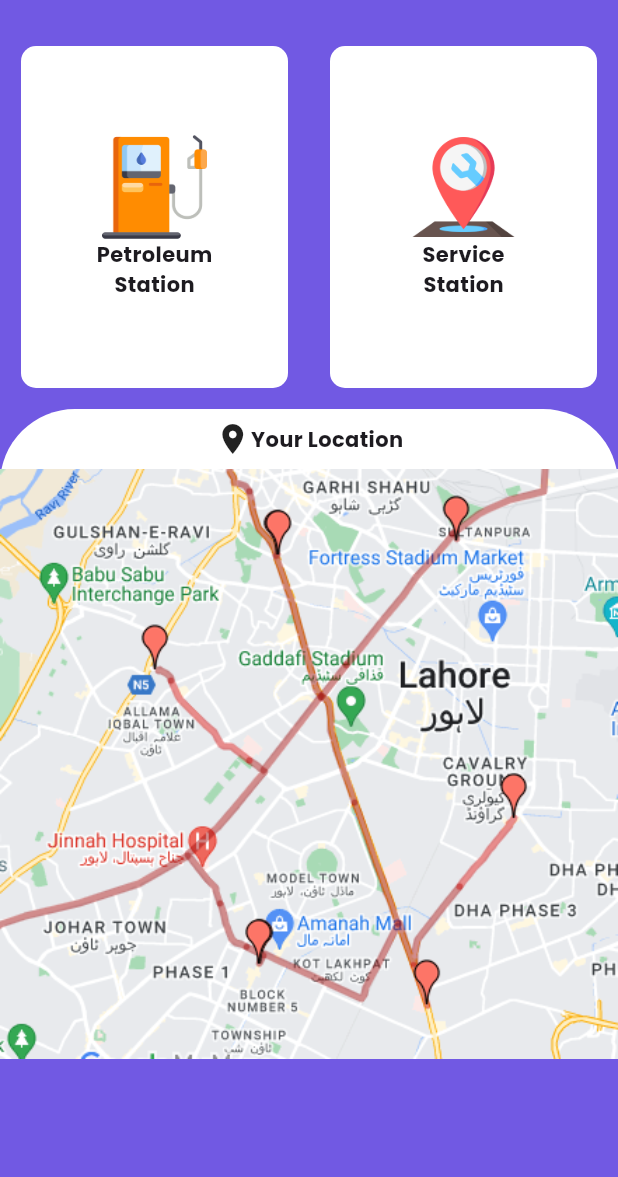
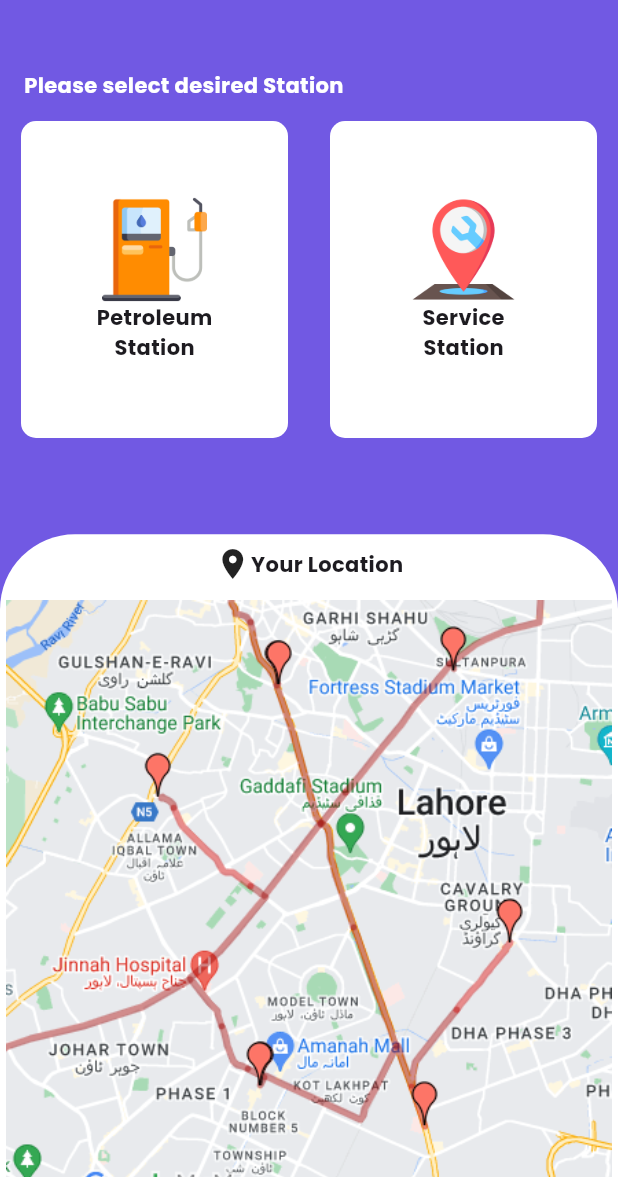
Before and after one commit to fahadalibur/fyp_orvba, a Flutter app: the UserDashboard screen opened directly, on a phone screen of 412 x 824 dp, the part 59-1236 px from its top. Run offline on Flutter 3.47's test engine with Material 3 defaults, Android fonts, the phone set to English and light mode, and no system bars; our stand-ins replace gap, google_fonts, pin_code_fields.

Commit message:
completed 99%

```diff
--- a/fyp_orvba/lib/components/textbox.dart
+++ b/fyp_orvba/lib/components/textbox.dart
@@ -2,8 +2,9 @@ import 'package:flutter/material.dart';
 
 class textBox extends StatefulWidget {
   final String text;
-  final IconData icon;
-  const textBox({super.key,required this.text, required this.icon});
+  final IconData? icon;
+  int? maxLines;
+  textBox({super.key,required this.text, this.icon, this.maxLines=1});
 
   @override
   State<textBox> createState() => _textBoxState();
@@ -15,6 +16,7 @@ class _textBoxState extends State<textBox> {
     return Padding(
       padding: const EdgeInsets.symmetric(horizontal: 30),
       child: TextFormField(
+        maxLines: widget.maxLines,
         decoration: InputDecoration(
           hintText: widget.text,
           prefixIcon: Icon(widget.icon,color: Colors.black,),
--- a/fyp_orvba/lib/signup/user_signup.dart
+++ b/fyp_orvba/lib/signup/user_signup.dart
@@ -28,7 +28,7 @@ class _userSignupState extends State<userSignup> {
                 ],
               ),
             ),
-            const Expanded(
+             Expanded(
                 flex: 3,
                 child: SingleChildScrollView(
               child: Column(
--- a/fyp_orvba/lib/user_dashboard.dart
+++ b/fyp_orvba/lib/user_dashboard.dart
@@ -1,6 +1,8 @@
 import 'package:flutter/material.dart';
 import 'package:fyp_orvba/components/holderContainer.dart';
 import 'package:fyp_orvba/components/textStyels.dart';
+import 'package:fyp_orvba/login_screen.dart';
+import 'package:fyp_orvba/searchResults.dart';
 
 class UserDashboard extends StatelessWidget {
   const UserDashboard({super.key});
@@ -18,28 +20,48 @@ class UserDashboard extends StatelessWidget {
         ),
         centerTitle: true,
       ),
-      body: Column(
+      body: Stack(
         children: [
+          Align(
+            alignment: Alignment.topCenter,
+            child: Column(
+              children: [
+                const SizedBox(height: 30,),
+                Padding(
+                  padding: const EdgeInsets.symmetric(horizontal: 16.0),
+                  child: Container(
+                     width: double.infinity,
+                      child: Text("Please select desired Station", textAlign: TextAlign.left,style: style14boldWhite,)),
+                ),
                 Expanded(
                   child: Row(
+                    mainAxisSize: MainAxisSize.min,
                     children: [
                       HolderContainer(
                         title: "Petroleum",
                         imageURL: "assets/gas.png",
-                  onpressed: () {},
+                        onpressed: () {
+                          Navigator.push(context, MaterialPageRoute(builder: (context)=> SearchResults(isPetroleum: true,)));
+                        },
                       ),
                       HolderContainer(
                         title: "Service",
                         imageURL: "assets/service.png",
-                  onpressed: () {},
+                        onpressed: () {
+                          Navigator.push(context, MaterialPageRoute(builder: (context)=> SearchResults(isPetroleum: false,)));
+                        },
                       ),
                     ],
                   ),
                 ),
-          Expanded(
-            flex: 2,
-            child: SingleChildScrollView(
+                Spacer(flex: 2,)
+              ],
+            ),
+          ),
+          Align(
+            alignment: Alignment.bottomCenter,
             child: Container(
+              height: MediaQuery.of(context).size.height*0.52,
               decoration: const BoxDecoration(
                   color: Colors.white,
                   borderRadius: BorderRadius.only(
@@ -63,12 +85,14 @@ class UserDashboard extends StatelessWidget {
                       ],
                     ),
                   ),
-                    const Image(
+                 const Padding(
+                    padding:  EdgeInsets.all(4.0),
+                    child:  Image(
                       image: AssetImage("assets/map.PNG"),
                       width: double.infinity,
+                    ),
                   )
                 ],
-                ),
               ),
             ),
           )
@@ -85,20 +109,6 @@ class UserDashboard extends StatelessWidget {
               ),
               child: Column(
                 children: [
-                  Row(
-                    crossAxisAlignment: CrossAxisAlignment.start,
-                    children: [
-                      GestureDetector(
-                        onTap: () {
-                          Navigator.pop(context);
-                        },
-                        child: const Icon(
-                          Icons.arrow_back,
-                          color: Colors.white,
-                        ),
-                      ),
-                      Column(
-                        children: [
                   const CircleAvatar(
                     backgroundColor: Colors.pink,
                     radius: 35,
@@ -112,10 +122,6 @@ class UserDashboard extends StatelessWidget {
                     style: style13boldWhite,
                   ),
                 ],
-                      )
-                    ],
-                  ),
-                ],
               ),
             ),
             ListTile(
@@ -127,19 +133,21 @@ class UserDashboard extends StatelessWidget {
                 'Home',
                 style: style13,
               ),
-              onTap: () {},
+              onTap: () {
+                Navigator.pop(context);
+              },
             ),
-            ListTile(
-              leading: const Icon(
-                Icons.settings,
-                size: 20,
-              ),
-              title: Text(
-                'Setting',
-                style: style13,
-              ),
-              onTap: () {},
-            ),
+            // ListTile(
+            //   leading: const Icon(
+            //     Icons.settings,
+            //     size: 20,
+            //   ),
+            //   title: Text(
+            //     'Setting',
+            //     style: style13,
+            //   ),
+            //   onTap: () {},
+            // ),
             ListTile(
               leading: const Icon(
                 Icons.logout,
@@ -149,7 +157,9 @@ class UserDashboard extends StatelessWidget {
                 'Logout',
                 style: style13,
               ),
-              onTap: () {},
+              onTap: () {
+                Navigator.pushReplacement(context, MaterialPageRoute(builder: (context)=>userLogin()));
+              },
             ),
           ],
         )),
```
Also changed, not shown: fyp_orvba/lib/Business Screens/business_dashboard.dart (+17 -23 lines), fyp_orvba/lib/Business Screens/crete_ business.dart (added, +122 -0 lines), fyp_orvba/lib/Business Screens/manage_business.dart (added, +29 -0 lines), fyp_orvba/lib/components/admin_checker.dart (added, +7 -0 lines), fyp_orvba/lib/components/packageContainer.dart (+8 -4 lines), fyp_orvba/lib/components/textStyels.dart (+11 -0 lines), fyp_orvba/lib/details_screen.dart (+11 -4 lines), fyp_orvba/lib/login_screen.dart (+17 -3 lines), fyp_orvba/lib/main.dart (+10 -2 lines), fyp_orvba/lib/searchResults.dart (+31 -15 lines), fyp_orvba/lib/signup/finish.dart (+14 -8 lines), fyp_orvba/lib/welcome_screen.dart (+8 -1 lines). Lines whose indentation alone changed are shown as unchanged.
